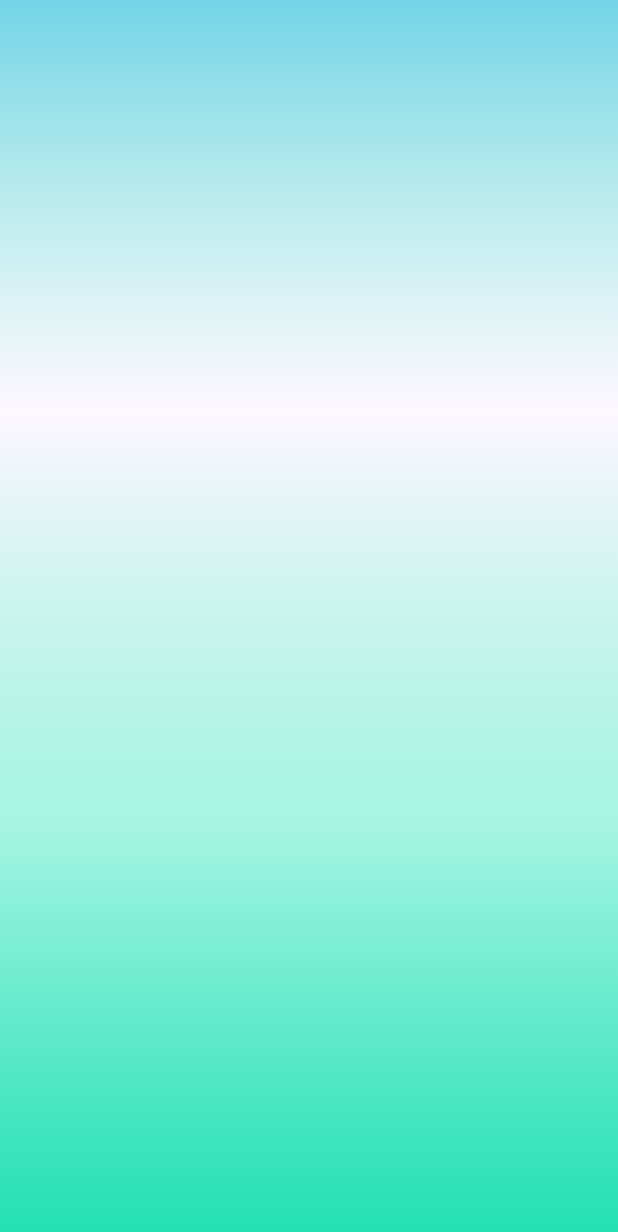
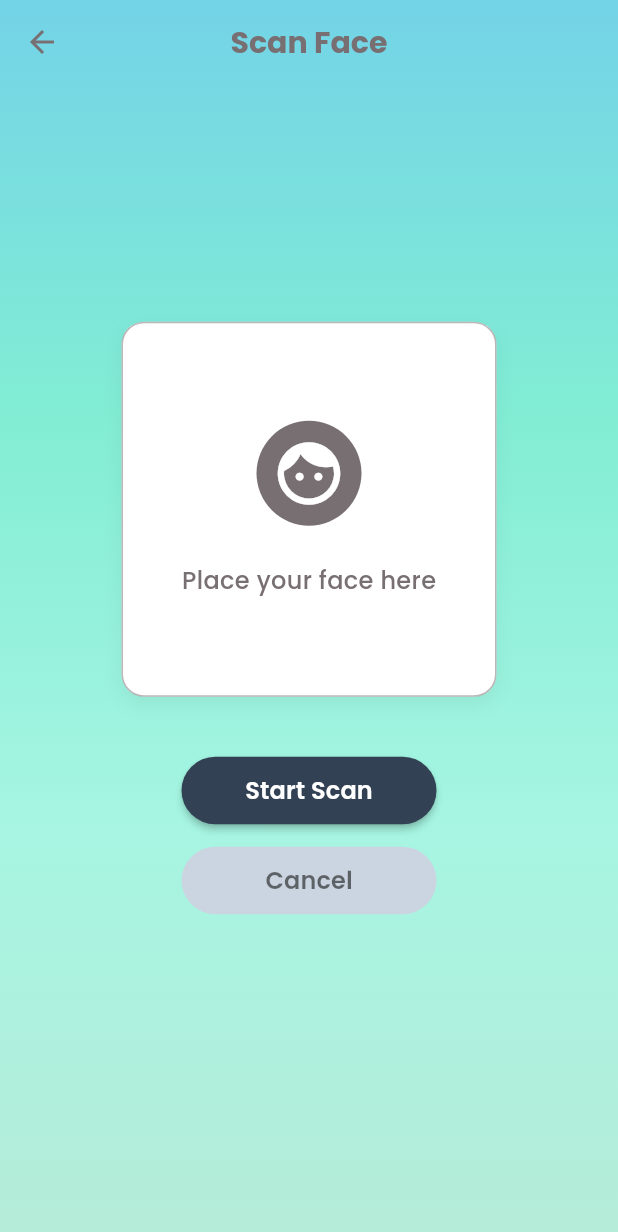
Before and after one commit to sdhaputhanthrie/stress-prediction-app, a Flutter app: the ScanFaceView screen opened directly, on a phone screen of 412 x 824 dp. Shown: the top 1232 px of the screen. Run offline on Flutter 3.47's test engine with Material 3 defaults, Android fonts, the phone set to English and light mode, and no system bars; our stand-ins replace cloud_firestore, firebase_auth, firebase_core, google_fonts, google_sign_in; accounts and stored records are empty.

Commit message:
my changes

```diff
--- a/lib/view/login/scan_face_view.dart
+++ b/lib/view/login/scan_face_view.dart
@@ -1,4 +1,5 @@
 import 'package:flutter/material.dart';
+import '../../common/colo_extension.dart';
 
 class ScanFaceView extends StatefulWidget {
   const ScanFaceView({super.key});
@@ -11,20 +12,134 @@ class _ScanFaceViewState extends State<ScanFaceView> {
   @override
   Widget build(BuildContext context) {
     return Scaffold(
+      extendBodyBehindAppBar: true,
+      appBar: AppBar(
+        backgroundColor: Colors.transparent,
+        elevation: 0,
+        leading: IconButton(
+          icon: Icon(Icons.arrow_back, color: TColor.gray),
+          onPressed: () => Navigator.pop(context),
+        ),
+        title: Text(
+          "Scan Face",
+          style: TextStyle(color: TColor.gray, fontSize: 20, fontWeight: FontWeight.w700),
+        ),
+        centerTitle: true,
+      ),
       body: Container(
-        decoration: BoxDecoration(
+        width: double.infinity,
+        decoration: const BoxDecoration(
           gradient: LinearGradient(
             colors: [
               Color(0xFF73D3E7), // light blue
-              Color(0X82EDD4), // soft sky
+              Color(0xFF82EDD4), // soft sky
               Color(0xFFA6F5E2),
-              Color.from(alpha: 0.892, red: 0.027, green: 0.867, blue: 0.671),
+              Color(0xFFB5ECD9), // light green
             ],
             begin: Alignment.topCenter,
             end: Alignment.bottomCenter,
           ),
         ),
-      )
+        child: Column(
+          mainAxisAlignment: MainAxisAlignment.center,
+          children: [
+            // White Container for Face Scan Region
+            Container(
+              width: 250,
+              height: 250,
+              alignment: Alignment.center,
+              decoration: BoxDecoration(
+                color: TColor.white,
+                border: Border.all(
+                  width: 1,
+                  color: TColor.gray.withOpacity(0.5),
+                ),
+                borderRadius: BorderRadius.circular(15),
+                boxShadow: [
+                  BoxShadow(
+                    color: Colors.black.withOpacity(0.05),
+                    blurRadius: 10,
+                    offset: const Offset(0, 5),
+                  )
+                ],
+              ),
+              child: Column(
+                mainAxisAlignment: MainAxisAlignment.center,
+                children: [
+                  Container(
+                    width: 70,
+                    height: 70,
+                    decoration: BoxDecoration(
+                      color: TColor.gray,
+                      shape: BoxShape.circle,
+                    ),
+                    child: const Icon(
+                      Icons.face,
+                      color: Colors.white,
+                      size: 50,
+                    ),
+                  ),
+                  const SizedBox(height: 25),
+                  Text(
+                    "Place your face here",
+                    style: TextStyle(
+                      color: TColor.gray,
+                      fontSize: 16,
+                      fontWeight: FontWeight.w500,
+                    ),
+                  ),
+                ],
+              ),
+            ),
+            const SizedBox(height: 40),
+
+            // Start Scan Button
+            SizedBox(
+              width: 170,
+              height: 45,
+              child: ElevatedButton(
+                onPressed: () {
+                  // TODO: Implement scan logic
+                },
+                style: ElevatedButton.styleFrom(
+                  backgroundColor: const Color(0xff334155), // Dark sleek color
+                  shape: RoundedRectangleBorder(
+                    borderRadius: BorderRadius.circular(25),
+                  ),
+                  elevation: 2,
+                ),
+                child: const Text(
+                  "Start Scan",
+                  style: TextStyle(color: Colors.white, fontSize: 16, fontWeight: FontWeight.w600),
+                ),
+              ),
+            ),
+            const SizedBox(height: 15),
+
+            // Cancel Button
+            SizedBox(
+              width: 170,
+              height: 45,
+              child: ElevatedButton(
+                onPressed: () {
+                  Navigator.pop(context);
+                },
+                style: ElevatedButton.styleFrom(
+                  backgroundColor: const Color(0xffCBD5E1), // Light Grey
+                  shape: RoundedRectangleBorder(
+                    borderRadius: BorderRadius.circular(25),
+                  ),
+                  elevation: 0,
+                ),
+                child: const Text(
+                  "Cancel",
+                  style: TextStyle(color: Colors.black54, fontSize: 16, fontWeight: FontWeight.w600),
+                ),
+              ),
+            ),
+          ],
+        ),
+      ),
     );
   }
 }
```
Also changed, not shown: pubspec.lock, 1 other file.
